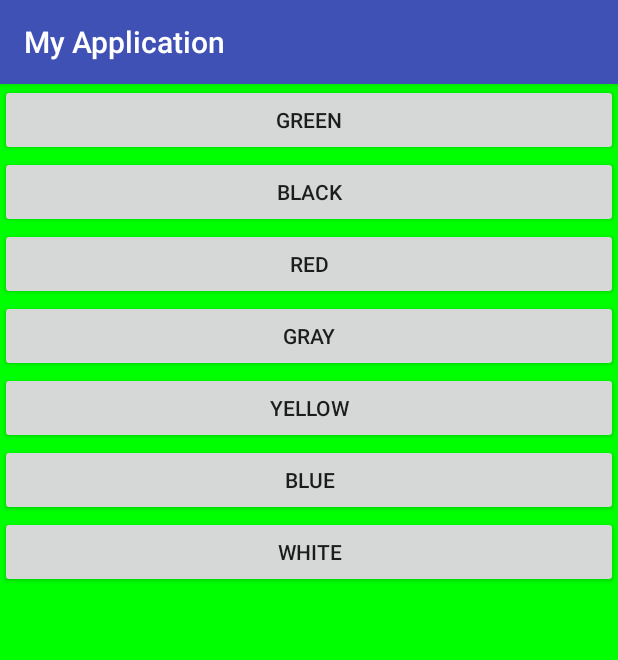
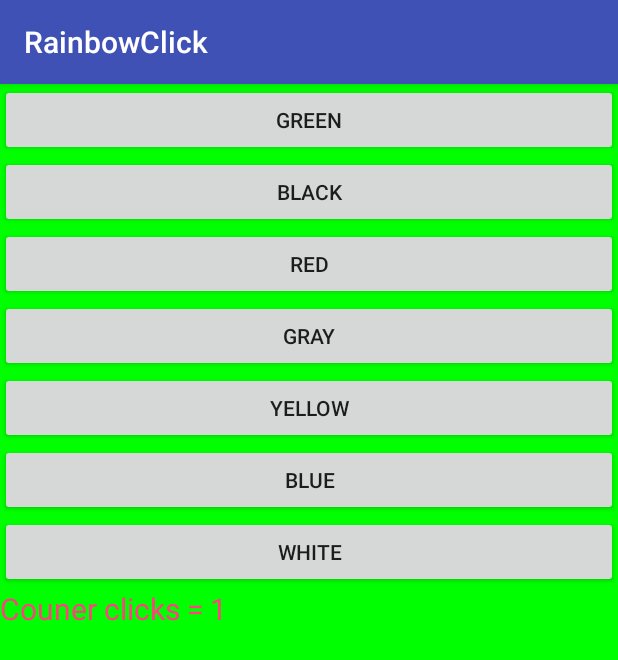
Before and after one commit to ButchenkoOleg/RainbowClick, an Android app: the screen it shows after launch (MainActivity), after a tap on "GREEN", on a phone screen of 412 x 824 dp. Shown: the top 660 px of the screen. Run offline under Robolectric (Android 15) with nearby library versions, the phone set to English and light mode, and no system bars.

Commit message:
add save condition

```diff
--- a/app/src/main/java/com/example/oleg/myapplication/MainActivity.java
+++ b/app/src/main/java/com/example/oleg/myapplication/MainActivity.java
@@ -1,5 +1,7 @@
 package com.example.oleg.myapplication;
 
+import android.content.Context;
+import android.content.SharedPreferences;
 import android.graphics.Color;
 import android.support.v7.app.AppCompatActivity;
 import android.os.Bundle;
@@ -13,27 +15,84 @@ import android.widget.TextView;
 public class MainActivity extends AppCompatActivity {
 
     private static LinearLayout linearLayout;
+    private static int COUNTER = 0;
+    private static int COLOR = Color.DKGRAY;
+    TextView textView;
+
+    public static final String APP_PREFERENCES = "mysettings";
+    public static final String APP_PREFERENCES_COLOR = "color";
 
 
-
+    private SharedPreferences mSettings;
 
     @Override
     protected void onCreate(Bundle savedInstanceState) {
         super.onCreate(savedInstanceState);
         setContentView(R.layout.activity_main);
 
+        textView = (TextView)findViewById(R.id.textCounter);
+        textView.setText("Couner clicks = "+ COUNTER);
+
+        linearLayout = (LinearLayout)findViewById(R.id.linLay);
+        linearLayout.setBackgroundColor(COLOR);
+
+        mSettings = getSharedPreferences(APP_PREFERENCES, Context.MODE_PRIVATE);
+        mSettings = getSharedPreferences(APP_PREFERENCES_COLOR, Context.MODE_PRIVATE);
+
+    }
+
+    @Override
+    protected void onStop() {
+        super.onStop();
+        SharedPreferences.Editor editor = mSettings.edit();
+        editor.putInt(APP_PREFERENCES, COUNTER);
+        editor.putInt(APP_PREFERENCES_COLOR, COLOR);
+        editor.apply();
+    }
+
+    @Override
+    protected void onPostResume() {
+        super.onPostResume();
+
+        if (mSettings.contains(APP_PREFERENCES)){
+            COUNTER = mSettings.getInt(APP_PREFERENCES, 0);
+            textView.setText("Counter cliks = " + COUNTER);
+        }
+
+        if (mSettings.contains(APP_PREFERENCES_COLOR)){
+            COLOR = mSettings.getInt(APP_PREFERENCES_COLOR, 0);
+            linearLayout.setBackgroundColor(COLOR);
+        }
     }
 
     public void clickBtn (View view){
         linearLayout = (LinearLayout)findViewById(R.id.linLay);
+
+        COUNTER++;
+        textView.setText("Couner clicks = "+ COUNTER);
         switch (view.getId()) {
-            case R.id.btnRed: linearLayout.setBackgroundColor(Color.RED);break;
-            case R.id.btnBlack: linearLayout.setBackgroundColor(Color.BLACK);break;
-            case R.id.btnGreen: linearLayout.setBackgroundColor(Color.GREEN);break;
-            case R.id.btnGray: linearLayout.setBackgroundColor(Color.GRAY);break;
-            case R.id.btnYellow: linearLayout.setBackgroundColor(Color.YELLOW);break;
-            case R.id.btnBlue: linearLayout.setBackgroundColor(Color.BLUE);break;
-            case R.id.btnWhite: linearLayout.setBackgroundColor(Color.WHITE);break;
+            case R.id.btnRed: linearLayout.setBackgroundColor(Color.RED);
+                COLOR = Color.RED;
+                break;
+            case R.id.btnBlack: linearLayout.setBackgroundColor(Color.BLACK);
+                COLOR = Color.BLACK;
+                break;
+            case R.id.btnGreen: linearLayout.setBackgroundColor(Color.GREEN);
+                COLOR = Color.GREEN;
+                break;
+            case R.id.btnGray: linearLayout.setBackgroundColor(Color.GRAY);
+                COLOR = Color.GRAY;
+                break;
+            case R.id.btnYellow: linearLayout.setBackgroundColor(Color.YELLOW);
+                COLOR = Color.YELLOW;
+                break;
+            case R.id.btnBlue: linearLayout.setBackgroundColor(Color.BLUE);
+                COLOR = Color.BLUE;
+                break;
+            case R.id.btnWhite: linearLayout.setBackgroundColor(Color.WHITE);
+                COLOR = Color.WHITE;
+                break;
+
         }
 
     }
--- a/app/src/main/res/layout/activity_main.xml
+++ b/app/src/main/res/layout/activity_main.xml
@@ -60,5 +60,12 @@
             android:layout_height="wrap_content"
             android:onClick="clickBtn"
             android:text="White" />
+
+        <TextView
+            android:id="@+id/textCounter"
+            android:layout_width="match_parent"
+            android:layout_height="wrap_content"
+            android:textColor="@color/colorAccent"
+            android:textSize="20sp" />
     </LinearLayout>
 </LinearLayout>
--- a/app/src/main/res/values/colors.xml
+++ b/app/src/main/res/values/colors.xml
@@ -2,5 +2,5 @@
 <resources>
     <color name="colorPrimary">#3F51B5</color>
     <color name="colorPrimaryDark">#303F9F</color>
-    <color name="colorAccent">#FF4081</color>
+    <color name="colorAccent">#ff4081</color>
 </resources>
--- a/app/src/main/res/values/strings.xml
+++ b/app/src/main/res/values/strings.xml
@@ -1,3 +1,3 @@
 <resources>
-    <string name="app_name">My Application</string>
+    <string name="app_name">RainbowClick</string>
 </resources>
```
